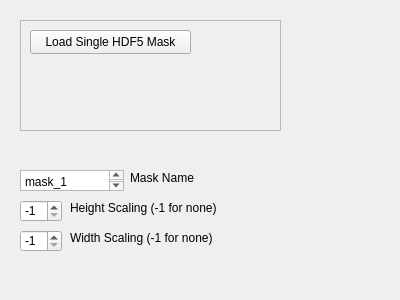
The window that src/WhiskerToolbox/Loading_Widgets/MaskLoaderWidget/Mask_Loader_Widget.ui (paulmthompson/WhiskerToolbox) describes before a commit, drawn with Qt 5.
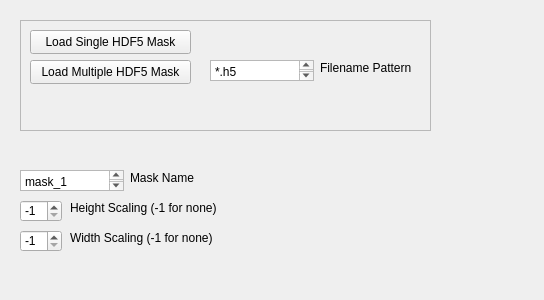
The same window after the commit.

Commit message: can load multiple masks

What changed in the file:
```diff
--- a/src/WhiskerToolbox/Loading_Widgets/MaskLoaderWidget/Mask_Loader_Widget.ui
+++ b/src/WhiskerToolbox/Loading_Widgets/MaskLoaderWidget/Mask_Loader_Widget.ui
@@ -6,7 +6,7 @@
    <rect>
     <x>0</x>
     <y>0</y>
-    <width>400</width>
+    <width>544</width>
     <height>300</height>
    </rect>
   </property>
@@ -18,7 +18,7 @@
     <rect>
      <x>20</x>
      <y>20</y>
-     <width>261</width>
+     <width>411</width>
      <height>111</height>
     </rect>
    </property>
@@ -41,6 +41,45 @@
      <string>Load Single HDF5 Mask</string>
     </property>
    </widget>
+   <widget class="QPushButton" name="load_multi_hdf5_mask">
+    <property name="geometry">
+     <rect>
+      <x>10</x>
+      <y>40</y>
+      <width>161</width>
+      <height>24</height>
+     </rect>
+    </property>
+    <property name="text">
+     <string>Load Multiple HDF5 Mask</string>
+    </property>
+   </widget>
+   <widget class="QPlainTextEdit" name="multi_hdf5_name_pattern">
+    <property name="geometry">
+     <rect>
+      <x>190</x>
+      <y>40</y>
+      <width>104</width>
+      <height>21</height>
+     </rect>
+    </property>
+    <property name="plainText">
+     <string>*.h5</string>
+    </property>
+   </widget>
+   <widget class="QLabel" name="label_2">
+    <property name="geometry">
+     <rect>
+      <x>300</x>
+      <y>40</y>
+      <width>101</width>
+      <height>16</height>
+     </rect>
+    </property>
+    <property name="text">
+     <string>Filename Pattern</string>
+    </property>
+   </widget>
   </widget>
   <widget class="QPlainTextEdit" name="data_name_text">
    <property name="geometry">
```
The commit also changes 3 other files.
